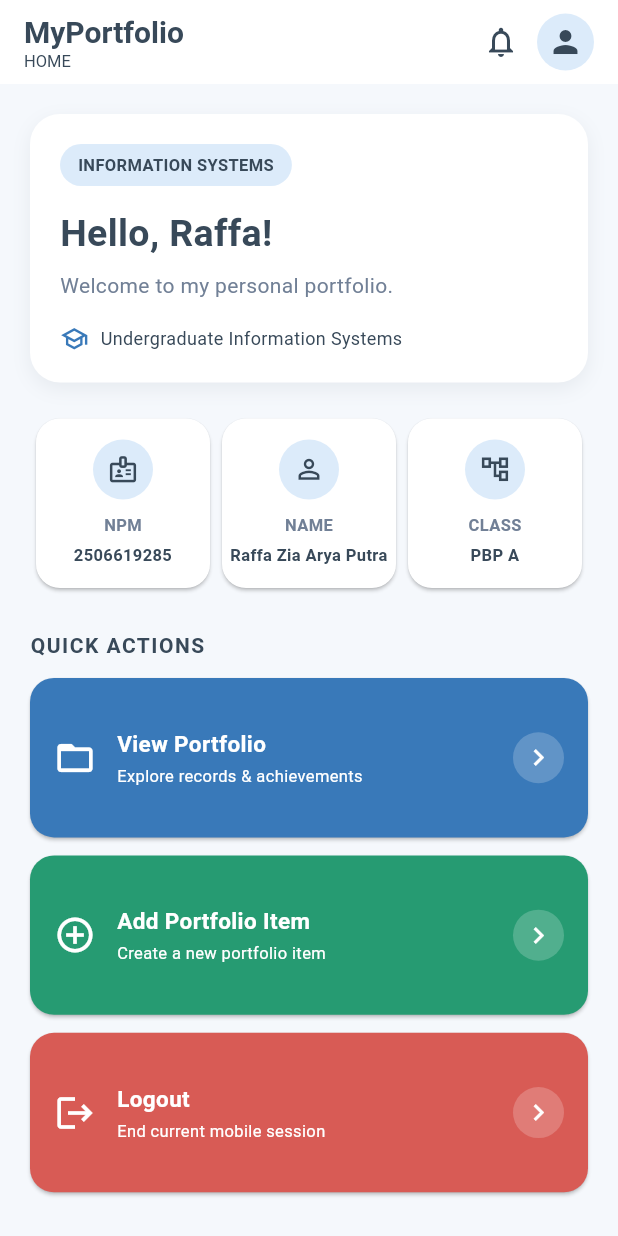
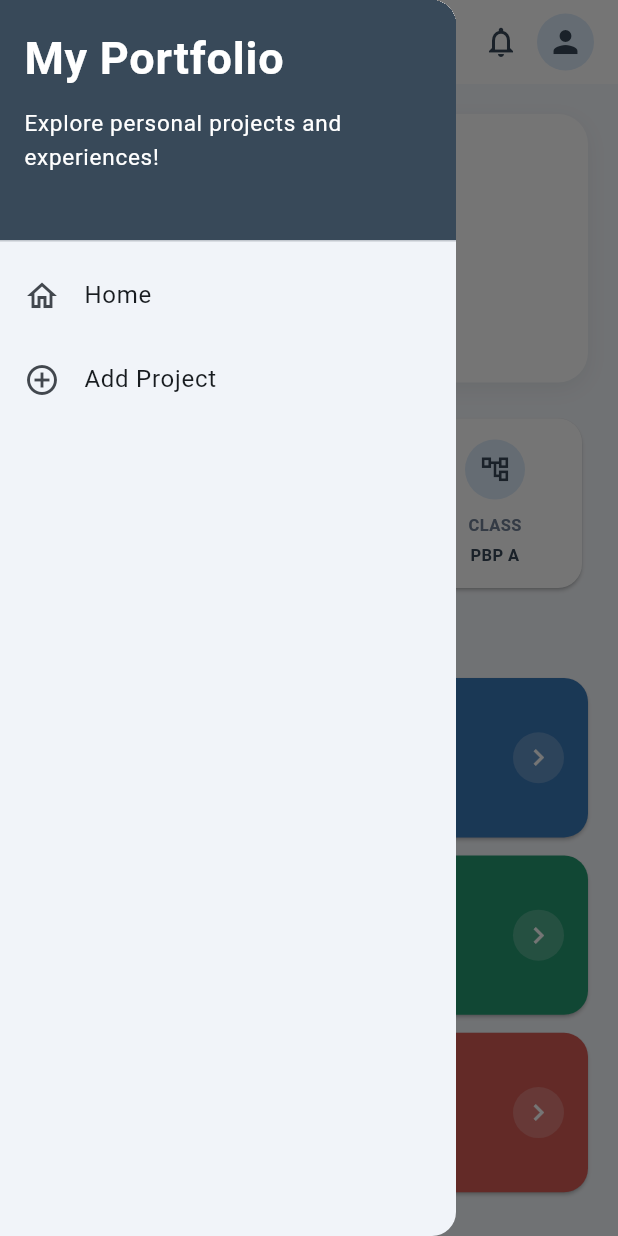
Before and after one commit to RaffaZia/myportofolio_mobile, a Flutter app: the screen it shows after launch, with the side drawer open (before the commit the screen has no drawer), on a phone screen of 412 x 824 dp. Run offline on Flutter 3.47's test engine with Material 3 defaults, Android fonts, the phone set to English and light mode, and no system bars.

Commit message:
feat: implement flutter navigation and project form

```diff
--- a/lib/main.dart
+++ b/lib/main.dart
@@ -1,5 +1,5 @@
 import 'package:flutter/material.dart';
-import 'package:myportofolio_mobile/menu.dart';
+import 'package:myportofolio_mobile/screens/menu.dart';
 
 void main() {
   runApp(const MyApp());
--- a/lib/menu.dart
+++ b/lib/screens/menu.dart
@@ -1,4 +1,6 @@
 import 'package:flutter/material.dart';
+import 'package:myportofolio_mobile/widgets/left_drawer.dart';
+import 'package:myportofolio_mobile/widgets/project_card.dart';
 
 class MyHomePage extends StatelessWidget {
   MyHomePage({super.key});
@@ -10,9 +12,9 @@ class MyHomePage extends StatelessWidget {
 
   // Quick Actions
   final List<ItemHomepage> items = [
-    ItemHomepage("View Portfolio", Icons.folder_open, const Color(0xFF3979B9)),
+    ItemHomepage("View Portofolio", Icons.folder_open, const Color(0xFF3979B9)),
     ItemHomepage(
-      "Add Portfolio Item",
+      "Add Portofolio Item",
       Icons.add_circle_outline,
       const Color(0xFF269B72),
     ),
@@ -24,13 +26,14 @@ class MyHomePage extends StatelessWidget {
     const navy = Color(0xFF384959);
 
     return Scaffold(
+      drawer: const LeftDrawer(),
       // AppBar
       appBar: AppBar(
         title: const Column(
           crossAxisAlignment: CrossAxisAlignment.start,
           children: [
             Text(
-              'MyPortfolio',
+              'MyPortofolio',
               style: TextStyle(fontWeight: FontWeight.bold, fontSize: 20),
             ),
             Text('HOME', style: TextStyle(fontSize: 11)),
@@ -109,7 +112,7 @@ class MyHomePage extends StatelessWidget {
                   const SizedBox(height: 6),
 
                   const Text(
-                    'Welcome to my personal portfolio.',
+                    'Welcome to my personal portofolio.',
                     style: TextStyle(fontSize: 14, color: Color(0xFF718096)),
                   ),
 
@@ -265,89 +268,3 @@ class ItemHomepage {
 
   ItemHomepage(this.name, this.icon, this.color);
 }
-
-// Reusable Widget: ItemCard
-class ItemCard extends StatelessWidget {
-  final ItemHomepage item;
-
-  const ItemCard(this.item, {super.key});
-
-  @override
-  Widget build(BuildContext context) {
-    const navy = Color(0xFF384959);
-
-    return Material(
-      // Background color berbeda untuk setiap ItemCard
-      color: item.color,
-      borderRadius: BorderRadius.circular(16),
-      elevation: 1,
-      child: InkWell(
-        borderRadius: BorderRadius.circular(16),
-        onTap: () {
-          ScaffoldMessenger.of(context)
-            ..hideCurrentSnackBar()
-            ..showSnackBar(
-              SnackBar(
-                content: Text('Kamu telah menekan tombol ${item.name}!'),
-                backgroundColor: navy,
-                behavior: SnackBarBehavior.floating,
-              ),
-            );
-        },
-        child: Padding(
-          padding: const EdgeInsets.symmetric(horizontal: 16, vertical: 12),
-          child: Row(
-            children: [
-              // Icon
-              Icon(item.icon, color: Colors.white, size: 28),
-
-              const SizedBox(width: 14),
-
-              // Action Title and Description
-              Expanded(
-                child: Column(
-                  mainAxisAlignment: MainAxisAlignment.center,
-                  crossAxisAlignment: CrossAxisAlignment.start,
-                  children: [
-                    Text(
-                      item.name,
-                      style: const TextStyle(
-                        color: Colors.white,
-                        fontSize: 15,
-                        fontWeight: FontWeight.bold,
-                      ),
-                    ),
-                    const SizedBox(height: 3),
-                    Text(
-                      item.name == "View Portfolio"
-                          ? "Explore records & achievements"
-                          : item.name == "Add Portfolio Item"
-                          ? "Create a new portfolio item"
-                          : "End current mobile session",
-                      style: const TextStyle(color: Colors.white, fontSize: 11),
-                      maxLines: 1,
-                      overflow: TextOverflow.ellipsis,
-                    ),
-                  ],
-                ),
-              ),
-
-              const SizedBox(width: 8),
-
-              // Arrow Indicator
-              CircleAvatar(
-                radius: 17,
-                backgroundColor: Colors.white.withValues(alpha: 0.2),
-                child: const Icon(
-                  Icons.chevron_right,
-                  color: Colors.white,
-                  size: 22,
-                ),
-              ),
-            ],
-          ),
-        ),
-      ),
-    );
-  }
-}
--- /dev/null
+++ b/lib/widgets/left_drawer.dart
@@ -0,0 +1,65 @@
+import 'package:flutter/material.dart';
+import 'package:myportofolio_mobile/screens/menu.dart';
+import 'package:myportofolio_mobile/screens/project_form.dart';
+
+class LeftDrawer extends StatelessWidget {
+  const LeftDrawer({super.key});
+
+  @override
+  Widget build(BuildContext context) {
+    return Drawer(
+      child: ListView(
+        children: [
+          // Drawer Header
+          const DrawerHeader(
+            decoration: BoxDecoration(color: Color(0xFF384959)),
+            child: Column(
+              crossAxisAlignment: CrossAxisAlignment.start,
+              children: [
+                Text(
+                  'My Portfolio',
+                  style: TextStyle(
+                    fontSize: 30,
+                    fontWeight: FontWeight.bold,
+                    color: Colors.white,
+                  ),
+                ),
+                SizedBox(height: 10),
+                Text(
+                  'Explore personal projects and experiences!',
+                  style: TextStyle(fontSize: 15, color: Colors.white),
+                ),
+              ],
+            ),
+          ),
+
+          // Home Navigation
+          ListTile(
+            leading: const Icon(Icons.home_outlined),
+            title: const Text('Home'),
+            onTap: () {
+              Navigator.pushReplacement(
+                context,
+                MaterialPageRoute(builder: (context) => MyHomePage()),
+              );
+            },
+          ),
+
+          // Add Project Navigation
+          ListTile(
+            leading: const Icon(Icons.add_circle_outline),
+            title: const Text('Add Project'),
+            onTap: () {
+              Navigator.pushReplacement(
+                context,
+                MaterialPageRoute(
+                  builder: (context) => const ProjectFormPage(),
+                ),
+              );
+            },
+          ),
+        ],
+      ),
+    );
+  }
+}
--- /dev/null
+++ b/lib/widgets/project_card.dart
@@ -0,0 +1,95 @@
+import 'package:flutter/material.dart';
+import 'package:myportofolio_mobile/screens/menu.dart';
+import 'package:myportofolio_mobile/screens/project_form.dart';
+
+class ItemCard extends StatelessWidget {
+  final ItemHomepage item;
+
+  const ItemCard(this.item, {super.key});
+
+  @override
+  Widget build(BuildContext context) {
+    const navy = Color(0xFF384959);
+
+    return Material(
+      // Background color berbeda untuk setiap ItemCard
+      color: item.color,
+      borderRadius: BorderRadius.circular(16),
+      elevation: 1,
+      child: InkWell(
+        borderRadius: BorderRadius.circular(16),
+        onTap: () {
+          ScaffoldMessenger.of(context)
+            ..hideCurrentSnackBar()
+            ..showSnackBar(
+              SnackBar(
+                content: Text('Kamu telah menekan tombol ${item.name}!'),
+                backgroundColor: navy,
+                behavior: SnackBarBehavior.floating,
+              ),
+            );
+
+          if (item.name == "Add Portfolio Item") {
+            Navigator.push(
+              context,
+              MaterialPageRoute(builder: (context) => const ProjectFormPage()),
+            );
+          }
+        },
+        child: Padding(
+          padding: const EdgeInsets.symmetric(horizontal: 16, vertical: 12),
+          child: Row(
+            children: [
+              // Icon
+              Icon(item.icon, color: Colors.white, size: 28),
+
+              const SizedBox(width: 14),
+
+              // Action Title and Description
+              Expanded(
+                child: Column(
+                  mainAxisAlignment: MainAxisAlignment.center,
+                  crossAxisAlignment: CrossAxisAlignment.start,
+                  children: [
+                    Text(
+                      item.name,
+                      style: const TextStyle(
+                        color: Colors.white,
+                        fontSize: 15,
+                        fontWeight: FontWeight.bold,
+                      ),
+                    ),
+                    const SizedBox(height: 3),
+                    Text(
+                      item.name == "View Portfolio"
+                          ? "Explore records & achievements"
+                          : item.name == "Add Portfolio Item"
+                          ? "Create a new portfolio item"
+                          : "End current mobile session",
+                      style: const TextStyle(color: Colors.white, fontSize: 11),
+                      maxLines: 1,
+                      overflow: TextOverflow.ellipsis,
+                    ),
+                  ],
+                ),
+              ),
+
+              const SizedBox(width: 8),
+
+              // Arrow Indicator
+              CircleAvatar(
+                radius: 17,
+                backgroundColor: Colors.white.withValues(alpha: 0.2),
+                child: const Icon(
+                  Icons.chevron_right,
+                  color: Colors.white,
+                  size: 22,
+                ),
+              ),
+            ],
+          ),
+        ),
+      ),
+    );
+  }
+}
```
Also changed, not shown: lib/screens/project_form.dart (added, +227 -0 lines).
